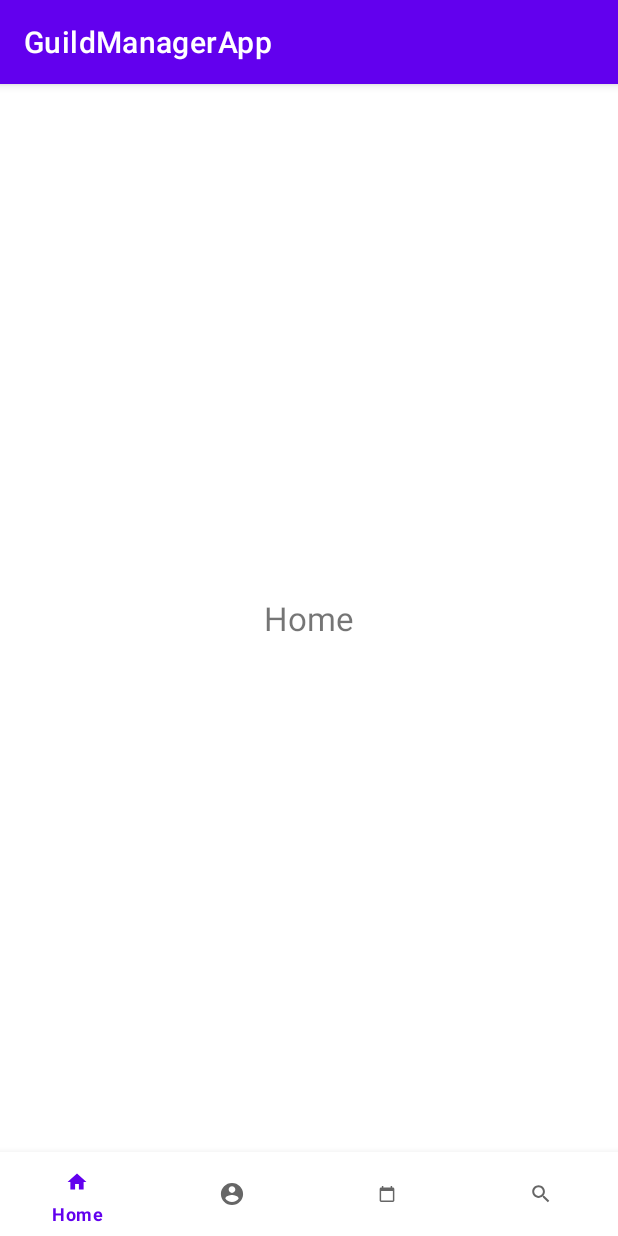
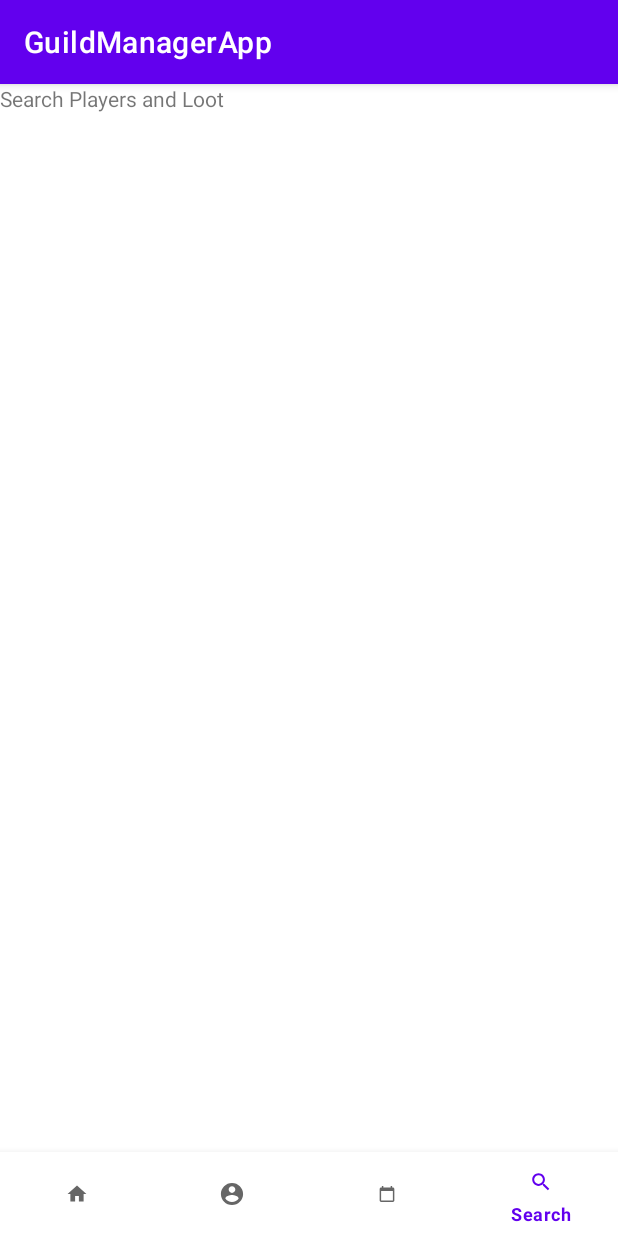
Before and after one commit to AindriuBrennan/GuildAppManager, an Android app: the SearchFragment screen opened through its navigation route, on a phone screen of 412 x 824 dp. Run offline under Robolectric (Android 15) with nearby library versions, the phone set to English and light mode, and no system bars; our stand-ins replace navigation-ui.

Commit message:
Bottom Navigation added, and working

```diff
--- a/app/src/main/java/org/wit/guildmanagerapp/activities/CreatePlayerFragment.kt
+++ b/app/src/main/java/org/wit/guildmanagerapp/activities/CreatePlayerFragment.kt
@@ -10,6 +10,6 @@ import org.wit.guildmanagerapp.R
 class CreatePlayerFragment: Fragment() {
 
     override fun onCreateView(inflater: LayoutInflater, container: ViewGroup?, savedInstanceState: Bundle?): View?{
-        return inflater.inflate(R.layout.fragment_home, container, false)
+        return inflater.inflate(R.layout.fragment_create_player, container, false)
     }
 }
--- a/app/src/main/java/org/wit/guildmanagerapp/activities/HomePage.kt
+++ /dev/null
@@ -1,4 +0,0 @@
-package org.wit.guildmanagerapp.activities
-
-class HomePage {
-}
--- a/app/src/main/java/org/wit/guildmanagerapp/activities/MainActivity.kt
+++ b/app/src/main/java/org/wit/guildmanagerapp/activities/MainActivity.kt
@@ -12,12 +12,14 @@ class MainActivity : AppCompatActivity() {
     override fun onCreate(savedInstanceState: Bundle?) {
         super.onCreate(savedInstanceState)
         setContentView(R.layout.activity_main)
+        setupViews()
 
 
-        fun setupViews() {
-            var navController = findNavController(R.id.fragNavHost)
+    }
 
-            bottomNavView.setupWithNavController(navController)
-        }
+    fun setupViews() {
+        var navController = findNavController(R.id.fragNavHost)
+
+        bottomNavView.setupWithNavController(navController)
     }
 }
--- a/app/src/main/java/org/wit/guildmanagerapp/activities/RaidGearFragment.kt
+++ b/app/src/main/java/org/wit/guildmanagerapp/activities/RaidGearFragment.kt
@@ -9,6 +9,6 @@ import org.wit.guildmanagerapp.R
 
 class RaidGearFragment: Fragment() {
     override fun onCreateView(inflater: LayoutInflater, container: ViewGroup?, savedInstanceState: Bundle?): View?{
-        return inflater.inflate(R.layout.fragment_home, container, false)
+        return inflater.inflate(R.layout.fragment_raid_gear, container, false)
     }
 }
--- a/app/src/main/java/org/wit/guildmanagerapp/activities/SearchFragment.kt
+++ b/app/src/main/java/org/wit/guildmanagerapp/activities/SearchFragment.kt
@@ -9,6 +9,6 @@ import org.wit.guildmanagerapp.R
 
 class SearchFragment: Fragment() {
     override fun onCreateView(inflater: LayoutInflater, container: ViewGroup?, savedInstanceState: Bundle?): View?{
-        return inflater.inflate(R.layout.fragment_home, container, false)
+        return inflater.inflate(R.layout.fragment_search, container, false)
     }
 }
--- a/app/src/main/res/layout/activity_homepage.xml
+++ /dev/null
@@ -1,4 +0,0 @@
-<?xml version="1.0" encoding="utf-8"?>
-<androidx.constraintlayout.widget.ConstraintLayout
-    xmlns:android="http://schemas.android.com/apk/res/android" android:layout_width="match_parent"
-    android:layout_height="match_parent"/>
--- a/app/src/main/res/layout/fragment_search.xml
+++ b/app/src/main/res/layout/fragment_search.xml
@@ -3,7 +3,8 @@
     xmlns:android="http://schemas.android.com/apk/res/android"
     xmlns:tools="http://schemas.android.com/tools"
     android:layout_width="match_parent"
-    android:layout_height="match_parent">
+    android:layout_height="match_parent"
+    tools:context=".activities.SearchFragment">
 
     <TextView
         android:id="@+id/textView3"
--- a/app/src/main/res/navigation/bottom_nav_graph.xml
+++ b/app/src/main/res/navigation/bottom_nav_graph.xml
@@ -8,21 +8,21 @@
     <fragment
         android:id="@+id/homeFragment"
         android:name="org.wit.guildmanagerapp.activities.HomeFragment"
-        android:label="HomeFragment"
+        android:label="fragment_home"
         tools:layout="@layout/fragment_home"/>
     <fragment
         android:id="@+id/createPlayerFragment"
         android:name="org.wit.guildmanagerapp.activities.CreatePlayerFragment"
-        android:label="CreatePlayerFragment"
+        android:label="fragment_create_player"
         tools:layout="@layout/fragment_create_player"/>
     <fragment
         android:id="@+id/raidGearFragment"
         android:name="org.wit.guildmanagerapp.activities.RaidGearFragment"
-        android:label="RaidGearFragment"
+        android:label="fragment_raid_gear"
         tools:layout="@layout/fragment_raid_gear"/>
     <fragment
         android:id="@+id/searchFragment"
         android:name="org.wit.guildmanagerapp.activities.SearchFragment"
-        android:label="SearchFragment"
+        android:label="fragment_search"
         tools:layout="@layout/fragment_search"/>
 </navigation>
```
Also changed, not shown: app/src/main/res/menu/bottom_navigation_menu.xml (+8 -4 lines).
